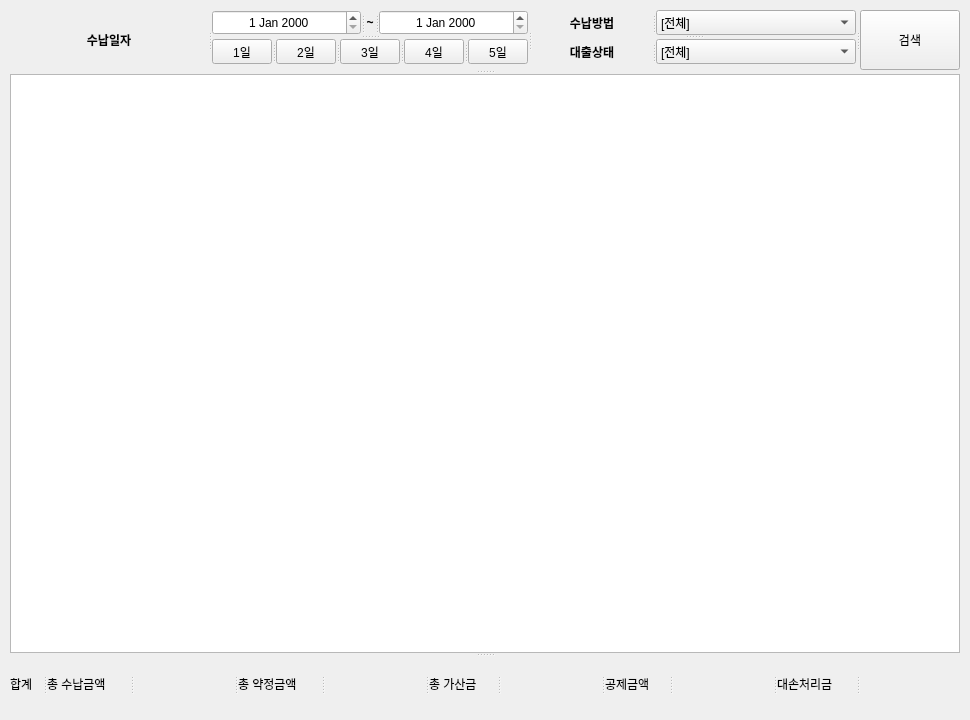
The window that app/ui/received_search.ui (DY-Microfinance-Customer-Management/dymf-algorithm) describes before a commit, drawn with Qt 5.
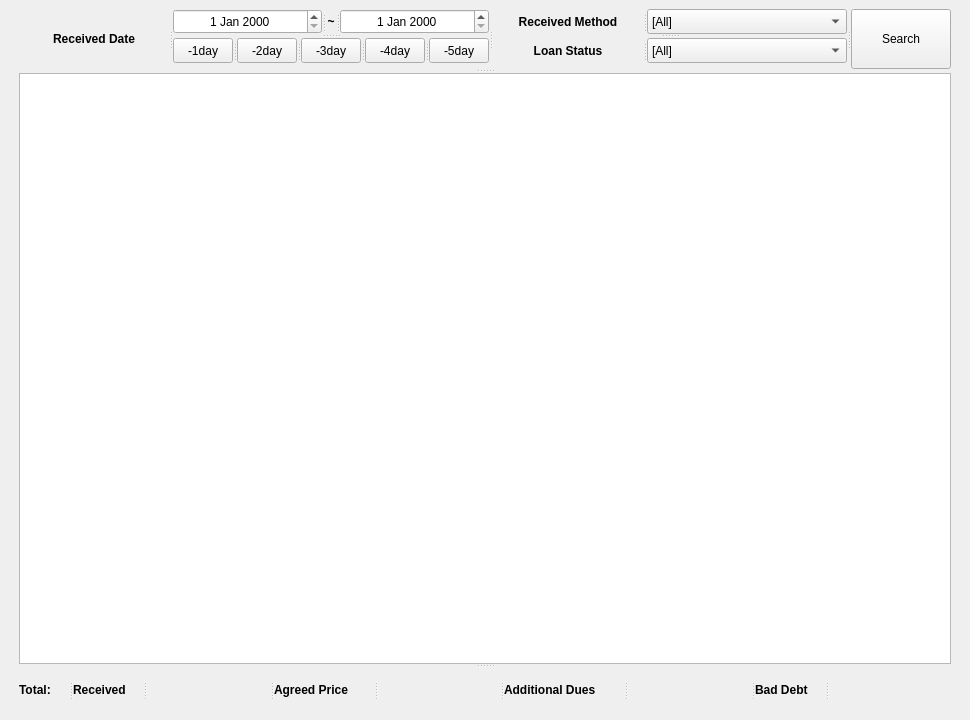
The same window after the commit.

Diff of the .ui file:
```diff
--- a/app/ui/received_search.ui
+++ b/app/ui/received_search.ui
@@ -26,15 +26,9 @@
    <string>MainWindow</string>
   </property>
   <widget class="QWidget" name="centralwidget">
+   <layout class="QGridLayout" name="gridLayout">
+    <item row="0" column="0">
    <widget class="QSplitter" name="splitter_20">
-    <property name="geometry">
-     <rect>
-      <x>10</x>
-      <y>10</y>
-      <width>950</width>
-      <height>701</height>
-     </rect>
-    </property>
     <property name="orientation">
      <enum>Qt::Vertical</enum>
     </property>
@@ -47,17 +41,23 @@
      </property>
      <property name="maximumSize">
       <size>
-       <width>968</width>
+         <width>948</width>
        <height>56</height>
       </size>
      </property>
      <property name="orientation">
       <enum>Qt::Horizontal</enum>
      </property>
-     <widget class="QLabel" name="customerMarried_4">
+       <widget class="QLabel" name="receivedDateLabel">
+        <property name="minimumSize">
+         <size>
+          <width>150</width>
+          <height>0</height>
+         </size>
+        </property>
       <property name="maximumSize">
        <size>
-        <width>200</width>
+          <width>150</width>
         <height>60</height>
        </size>
       </property>
@@ -72,7 +72,7 @@
        <bool>true</bool>
       </property>
       <property name="text">
-       <string>수납일자</string>
+         <string>Received Date</string>
       </property>
       <property name="alignment">
        <set>Qt::AlignCenter</set>
@@ -231,10 +231,10 @@
          </size>
         </property>
         <property name="text">
-         <string>1일</string>
-        </property>
-       </widget>
-       <widget class="QPushButton" name="pushButton_10">
+           <string>-1day</string>
+          </property>
+         </widget>
+         <widget class="QPushButton" name="twoDay">
         <property name="minimumSize">
          <size>
           <width>0</width>
@@ -248,10 +248,10 @@
          </size>
         </property>
         <property name="text">
-         <string>2일</string>
-        </property>
-       </widget>
-       <widget class="QPushButton" name="pushButton_9">
+           <string>-2day</string>
+          </property>
+         </widget>
+         <widget class="QPushButton" name="threeDay">
         <property name="minimumSize">
          <size>
           <width>0</width>
@@ -265,10 +265,10 @@
          </size>
         </property>
         <property name="text">
-         <string>3일</string>
-        </property>
-       </widget>
-       <widget class="QPushButton" name="pushButton_7">
+           <string>-3day</string>
+          </property>
+         </widget>
+         <widget class="QPushButton" name="fourDay">
         <property name="minimumSize">
          <size>
           <width>0</width>
@@ -282,10 +282,10 @@
          </size>
         </property>
         <property name="text">
-         <string>4일</string>
-        </property>
-       </widget>
-       <widget class="QPushButton" name="pushButton_11">
+           <string>-4day</string>
+          </property>
+         </widget>
+         <widget class="QPushButton" name="fiveDay">
         <property name="minimumSize">
          <size>
           <width>0</width>
@@ -299,7 +299,7 @@
          </size>
         </property>
         <property name="text">
-         <string>5일</string>
+           <string>-5day</string>
         </property>
        </widget>
       </widget>
@@ -313,9 +313,15 @@
         <enum>Qt::Horizontal</enum>
        </property>
        <widget class="QLabel" name="customerMarried_9">
+          <property name="minimumSize">
+           <size>
+            <width>150</width>
+            <height>0</height>
+           </size>
+          </property>
         <property name="maximumSize">
          <size>
-          <width>120</width>
+            <width>150</width>
           <height>16777215</height>
          </size>
         </property>
@@ -330,7 +336,7 @@
          <bool>true</bool>
         </property>
         <property name="text">
-         <string>수납방법</string>
+           <string>Received Method</string>
         </property>
         <property name="alignment">
          <set>Qt::AlignCenter</set>
@@ -351,7 +357,7 @@
         </property>
         <item>
          <property name="text">
-          <string>[전체]</string>
+            <string>[All]</string>
          </property>
         </item>
         <item>
@@ -396,9 +402,15 @@
         <enum>Qt::Horizontal</enum>
        </property>
        <widget class="QLabel" name="customerMarried_10">
+          <property name="minimumSize">
+           <size>
+            <width>150</width>
+            <height>0</height>
+           </size>
+          </property>
         <property name="maximumSize">
          <size>
-          <width>120</width>
+            <width>150</width>
           <height>16777215</height>
          </size>
         </property>
@@ -413,7 +425,7 @@
          <bool>true</bool>
         </property>
         <property name="text">
-         <string>대출상태</string>
+           <string>Loan Status</string>
         </property>
         <property name="alignment">
          <set>Qt::AlignCenter</set>
@@ -434,7 +446,7 @@
         </property>
         <item>
          <property name="text">
-          <string>[전체]</string>
+            <string>[All]</string>
          </property>
         </item>
         <item>
@@ -468,7 +480,7 @@
        </size>
       </property>
       <property name="text">
-       <string>검색</string>
+         <string>Search</string>
       </property>
      </widget>
     </widget>
@@ -478,28 +490,52 @@
       <enum>Qt::Horizontal</enum>
      </property>
      <widget class="QLabel" name="label_27">
+        <property name="minimumSize">
+         <size>
+          <width>50</width>
+          <height>0</height>
+         </size>
+        </property>
       <property name="maximumSize">
        <size>
-        <width>100</width>
+          <width>50</width>
         <height>16777215</height>
        </size>
       </property>
+        <property name="font">
+         <font>
+          <weight>75</weight>
+          <bold>true</bold>
+         </font>
+        </property>
       <property name="text">
-       <string>합계</string>
+         <string>Total:</string>
       </property>
      </widget>
      <widget class="QLabel" name="label_7">
+        <property name="minimumSize">
+         <size>
+          <width>70</width>
+          <height>0</height>
+         </size>
+        </property>
       <property name="maximumSize">
        <size>
-        <width>100</width>
+          <width>70</width>
         <height>16777215</height>
        </size>
       </property>
+        <property name="font">
+         <font>
+          <weight>75</weight>
+          <bold>true</bold>
+         </font>
+        </property>
       <property name="text">
-       <string>총 수납금액</string>
-      </property>
-     </widget>
-     <widget class="QLabel" name="label_8">
+         <string>Received</string>
+        </property>
+       </widget>
+       <widget class="QLabel" name="totalReceived">
       <property name="minimumSize">
        <size>
         <width>100</width>
@@ -508,7 +544,7 @@
       </property>
       <property name="maximumSize">
        <size>
-        <width>100</width>
+          <width>150</width>
         <height>16777215</height>
        </size>
       </property>
@@ -517,17 +553,29 @@
       </property>
      </widget>
      <widget class="QLabel" name="label_9">
+        <property name="minimumSize">
+         <size>
+          <width>100</width>
+          <height>0</height>
+         </size>
+        </property>
       <property name="maximumSize">
        <size>
         <width>100</width>
         <height>16777215</height>
        </size>
       </property>
+        <property name="font">
+         <font>
+          <weight>75</weight>
+          <bold>true</bold>
+         </font>
+        </property>
       <property name="text">
-       <string>총 약정금액</string>
-      </property>
-     </widget>
-     <widget class="QLabel" name="label_10">
+         <string>Agreed Price</string>
+        </property>
+       </widget>
+       <widget class="QLabel" name="totalAgreedPrice">
       <property name="minimumSize">
        <size>
         <width>100</width>
@@ -536,7 +584,7 @@
       </property>
       <property name="maximumSize">
        <size>
-        <width>100</width>
+          <width>150</width>
         <height>16777215</height>
        </size>
       </property>
@@ -545,17 +593,29 @@
       </property>
      </widget>
      <widget class="QLabel" name="label_11">
+        <property name="minimumSize">
+         <size>
+          <width>120</width>
+          <height>0</height>
+         </size>
+        </property>
       <property name="maximumSize">
        <size>
-        <width>100</width>
+          <width>120</width>
         <height>16777215</height>
        </size>
       </property>
+        <property name="font">
+         <font>
+          <weight>75</weight>
+          <bold>true</bold>
+         </font>
+        </property>
       <property name="text">
-       <string>총 가산금</string>
-      </property>
-     </widget>
-     <widget class="QLabel" name="label_12">
+         <string>Additional Dues</string>
+        </property>
+       </widget>
+       <widget class="QLabel" name="totalAgreedDues">
       <property name="minimumSize">
        <size>
         <width>100</width>
@@ -564,7 +624,7 @@
       </property>
       <property name="maximumSize">
        <size>
-        <width>100</width>
+          <width>150</width>
         <height>16777215</height>
        </size>
       </property>
@@ -573,45 +633,29 @@
       </property>
      </widget>
      <widget class="QLabel" name="label_13">
-      <property name="maximumSize">
-       <size>
-        <width>100</width>
-        <height>16777215</height>
-       </size>
-      </property>
-      <property name="text">
-       <string>공제금액</string>
-      </property>
-     </widget>
-     <widget class="QLabel" name="label_15">
       <property name="minimumSize">
        <size>
-        <width>100</width>
+          <width>70</width>
         <height>0</height>
        </size>
       </property>
       <property name="maximumSize">
        <size>
-        <width>100</width>
+          <width>70</width>
         <height>16777215</height>
        </size>
       </property>
-      <property name="text">
-       <string/>
-      </property>
-     </widget>
-     <widget class="QLabel" name="label_14">
-      <property name="maximumSize">
-       <size>
-        <width>100</width>
-        <height>16777215</height>
-       </size>
-      </property>
+        <property name="font">
+         <font>
+          <weight>75</weight>
+          <bold>true</bold>
+         </font>
+        </property>
       <property name="text">
-       <string>대손처리금</string>
-      </property>
-     </widget>
-     <widget class="QLabel" name="label_16">
+         <string>Bad Debt</string>
+        </property>
+       </widget>
+       <widget class="QLabel" name="totalBadDebt">
       <property name="minimumSize">
        <size>
         <width>100</width>
@@ -620,16 +664,24 @@
       </property>
       <property name="maximumSize">
        <size>
-        <width>100</width>
+          <width>150</width>
         <height>16777215</height>
        </size>
       </property>
+        <property name="font">
+         <font>
+          <weight>75</weight>
+          <bold>true</bold>
+         </font>
+        </property>
       <property name="text">
        <string/>
       </property>
      </widget>
     </widget>
    </widget>
+    </item>
+   </layout>
   </widget>
  </widget>
  <resources/>
```
Left out of the diff: 38 changed lines with no effect on the pictures. Lines whose indentation alone changed are shown as unchanged.
